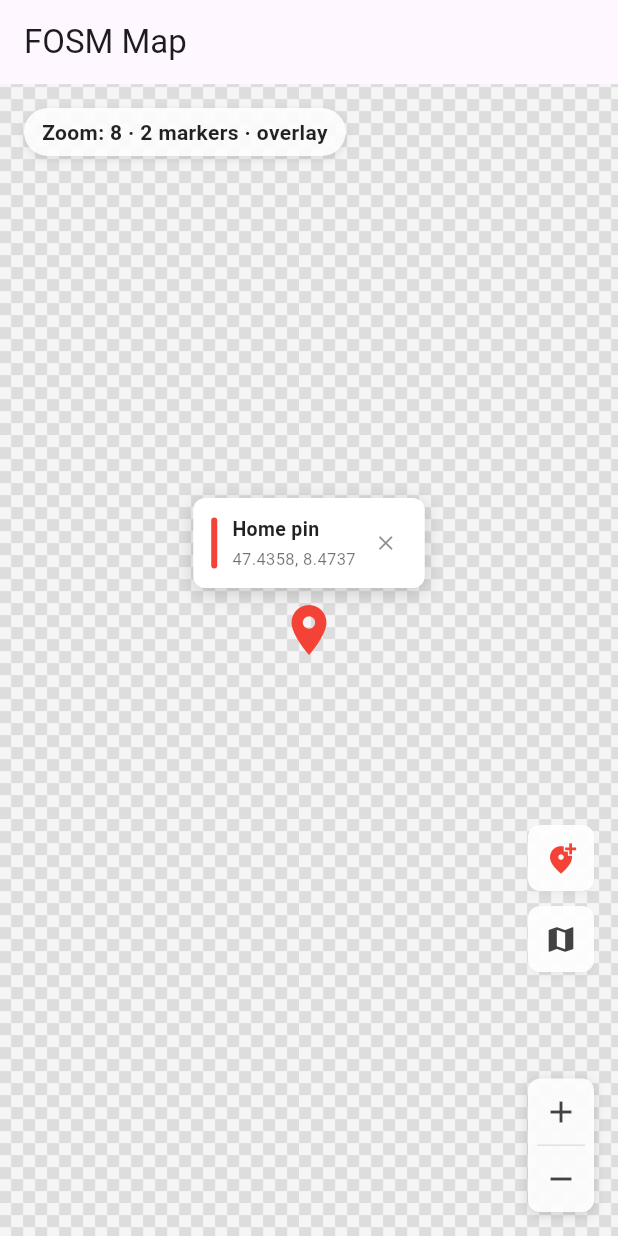
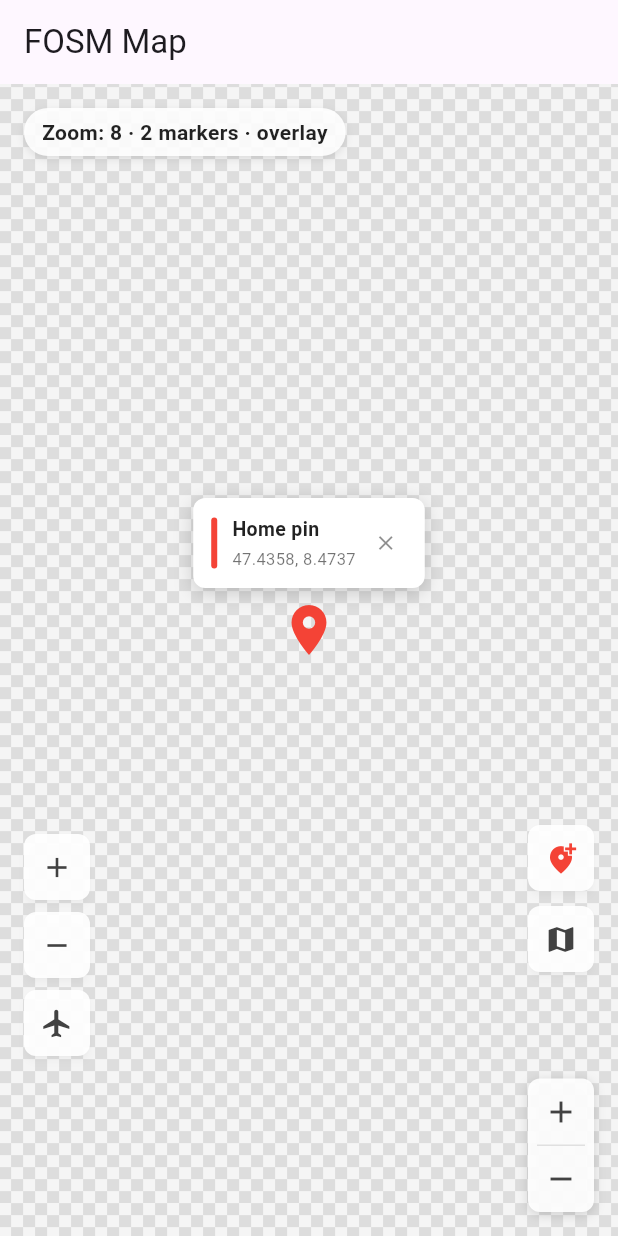
Before and after one commit to liodali/FOSM, a Flutter app: the screen it shows after launch, after a tap on the "location on" icon, after a tap on the "add" icon, on a phone screen of 412 x 824 dp. Run offline on Flutter 3.47's test engine with Material 3 defaults, Android fonts, the phone set to English and light mode, and no system bars; our stand-ins replace dio, hive_ce, hive_ce_flutter; accounts and stored records are empty; network calls fail.

Commit message:
example: integrate MapController and event listener in example app
Wire up MapController with zoom/fly-to buttons, use
MapEventListenerMixin for marker tap and overlay callbacks,
and add controller demo UI.

Co-authored-by: CommandCodeBot <noreply@commandcode.ai>

```diff
--- a/example/lib/main.dart
+++ b/example/lib/main.dart
@@ -29,12 +29,16 @@ class MyHomePage extends StatefulWidget {
   State<MyHomePage> createState() => _MyHomePageState();
 }
 
-class _MyHomePageState extends State<MyHomePage> {
+class _MyHomePageState extends State<MyHomePage>
+    with MapEventListenerMixin {
   static const String defaultStyleUrl = 'https://tiles.openfreemap.org/styles/liberty';
   static const LatLng initialCenter = LatLng(
     latitude: 47.4358055,
     longitude: 8.4737324,
   );
+
+  /// Programmatic control surface for the map.
+  final MapController _mapController = MapController();
 
   // Tile source selection
   _MapMode _mode = _MapMode.raster;
@@ -179,7 +183,26 @@ class _MyHomePageState extends State<MyHomePage> {
   }
 
   @override
+  void onMapReady(MapController controller) {
+    _showSnack('Map ready');
+  }
+
+  @override
+  void onMapMarkerTapped(Marker marker) {
+    _showSnack(
+      'Tapped ${marker.point.latitude.toStringAsFixed(3)}, '
+      '${marker.point.longitude.toStringAsFixed(3)}',
+    );
+  }
+
+  @override
+  void onMapOverlayShown(Marker marker) {
+    _showSnack('Overlay shown');
+  }
+
+  @override
   void dispose() {
+    _mapController.dispose();
     _markers.removeListener(_onMarkersChanged);
     _styleUrlController.dispose();
     super.dispose();
@@ -196,11 +219,6 @@ class _MyHomePageState extends State<MyHomePage> {
     pin = Marker(
       point: point,
       alignment: Alignment.bottomCenter,
-      onTap: () => _showSnack(
-        'Tapped pin at '
-        '${point.latitude.toStringAsFixed(2)}, '
-        '${point.longitude.toStringAsFixed(2)}',
-      ),
       onLongPress: () {
         _showSnack('Pin removed');
         _markers.remove(pin!);
@@ -259,7 +277,9 @@ class _MyHomePageState extends State<MyHomePage> {
           // the mode or style URL changes; latLng/zoom restore the camera.
           KeyedSubtree(
             key: ValueKey('$_mode|$_activeStyleUrl'),
-            child: MapView(
+            child: listenToMap(
+              MapView(
+                controller: _mapController,
                 latLng: _center,
                 zoom: _zoom,
                 minZoom: 1,
@@ -277,6 +297,7 @@ class _MyHomePageState extends State<MyHomePage> {
                   });
                 },
                 markers: _markers,
+              ),
             ),
           ),
 
@@ -326,6 +347,19 @@ class _MyHomePageState extends State<MyHomePage> {
             child: _LayersButton(
               mode: _mode,
               onPressed: () => _showTileOptions(context),
+            ),
+          ),
+
+          // ── Controller demo buttons (left of screen)
+          Positioned(
+            left: 16,
+            bottom: 120,
+            child: _MapControllerButtons(
+              controller: _mapController,
+              onFlyTo: () => _mapController.moveTo(
+                const LatLng(latitude: 48.8566, longitude: 2.3522),
+                animate: true,
+              ),
             ),
           ),
         ],
@@ -552,6 +586,78 @@ class _LayersButton extends StatelessWidget {
   }
 }
 
+/// A small vertical stack of buttons demonstrating [MapController].
+class _MapControllerButtons extends StatelessWidget {
+  final MapController controller;
+  final VoidCallback onFlyTo;
+
+  const _MapControllerButtons({
+    required this.controller,
+    required this.onFlyTo,
+  });
+
+  @override
+  Widget build(BuildContext context) {
+    return Column(
+      mainAxisSize: MainAxisSize.min,
+      children: [
+        _ToolButton(
+          icon: Icons.add,
+          tooltip: 'Zoom in',
+          onPressed: () => controller.zoomIn(),
+        ),
+        const SizedBox(height: 8),
+        _ToolButton(
+          icon: Icons.remove,
+          tooltip: 'Zoom out',
+          onPressed: () => controller.zoomOut(),
+        ),
+        const SizedBox(height: 8),
+        _ToolButton(
+          icon: Icons.flight,
+          tooltip: 'Fly to Paris',
+          onPressed: onFlyTo,
+        ),
+      ],
+    );
+  }
+}
+
+/// Generic small square map tool button.
+class _ToolButton extends StatelessWidget {
+  final IconData icon;
+  final String tooltip;
+  final VoidCallback onPressed;
+
+  const _ToolButton({
+    required this.icon,
+    required this.tooltip,
+    required this.onPressed,
+  });
+
+  @override
+  Widget build(BuildContext context) {
+    return Material(
+      color: Colors.white.withValues(alpha: 0.92),
+      shape: RoundedRectangleBorder(borderRadius: BorderRadius.circular(8)),
+      elevation: 2,
+      shadowColor: Colors.black.withValues(alpha: 0.15),
+      child: SizedBox(
+        width: 44,
+        height: 44,
+        child: InkWell(
+          onTap: onPressed,
+          borderRadius: BorderRadius.circular(8),
+          child: Tooltip(
+            message: tooltip,
+            child: Icon(icon, size: 22, color: Colors.grey[800]),
+          ),
+        ),
+      ),
+    );
+  }
+}
+
 /// FNV-1a 32-bit — a stable (restart-independent) id for custom style URLs,
 /// used as the tile-cache namespace.
 String _stableId(String input) {
```
Lines whose indentation alone changed are shown as unchanged.
